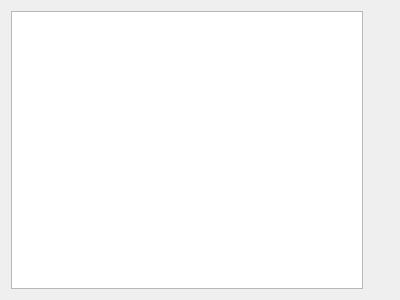
The window that wizard/ui/preset_page.ui (imby/STM32VLDiscovery_BeRTOS) describes before a commit, drawn with Qt 5.
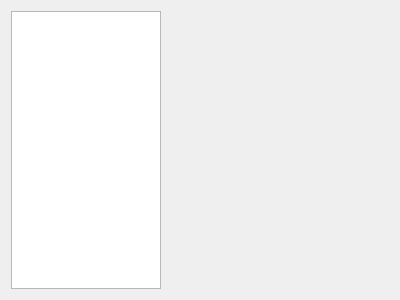
The same window after the commit.

Patch:
```diff
--- a/wizard/ui/preset_page.ui
+++ b/wizard/ui/preset_page.ui
@@ -13,9 +13,16 @@
   <property name="windowTitle">
    <string>Form</string>
   </property>
-  <layout class="QHBoxLayout" name="horizontalLayout">
+  <layout class="QHBoxLayout" name="horizontalLayout" stretch="2,3">
    <item>
-    <widget class="QListWidget" name="presetList"/>
+    <widget class="QListWidget" name="presetList">
+     <property name="minimumSize">
+      <size>
+       <width>150</width>
+       <height>0</height>
+      </size>
+     </property>
+    </widget>
    </item>
    <item>
     <layout class="QVBoxLayout" name="verticalLayout">
```
